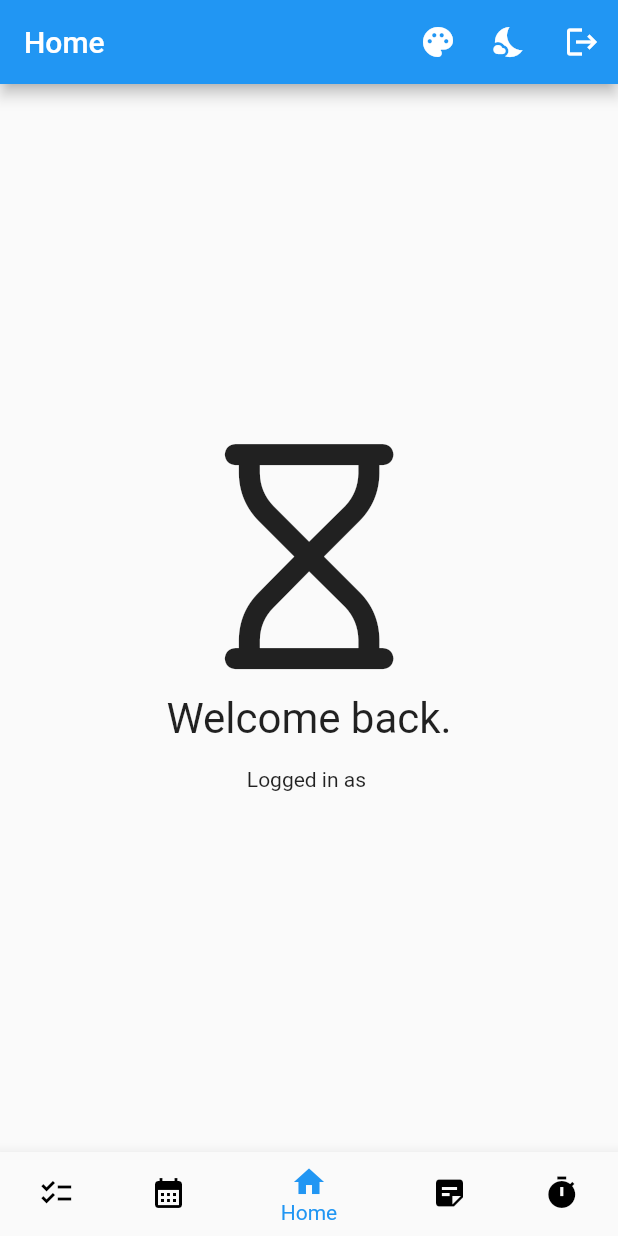
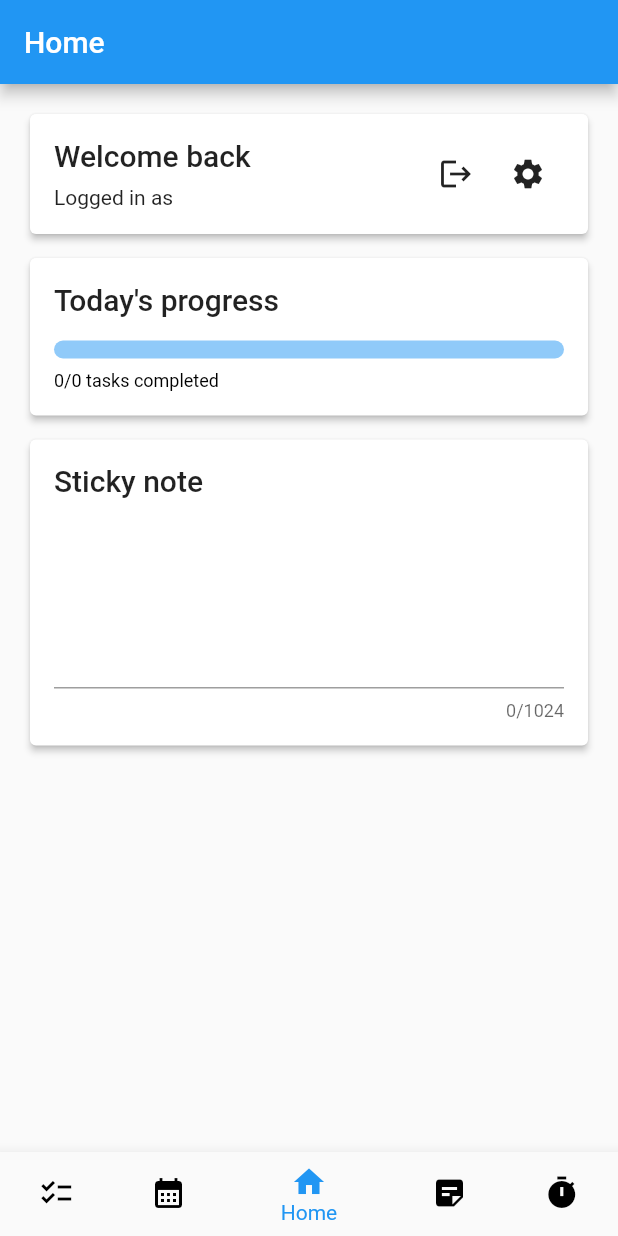
Before and after one commit to ClubiNew/Tempus, a Flutter app: the screen it shows once a user with an empty profile is signed in, on a phone screen of 412 x 824 dp. Run offline on Flutter 3.47's test engine with Material 2 defaults, Android fonts, the phone set to English and light mode, and no system bars; our stand-ins replace cloud_firestore, firebase_auth, firebase_core, font_awesome_flutter, google_sign_in; accounts and stored records are empty.

Commit message:
home page settings + progress + sticky note

```diff
--- a/lib/main.dart
+++ b/lib/main.dart
@@ -1,3 +1,4 @@
+import 'package:firebase_auth/firebase_auth.dart';
 import 'package:flutter/material.dart';
 import 'package:firebase_core/firebase_core.dart';
 import 'firebase_options.dart';
@@ -27,33 +28,39 @@ class App extends StatelessWidget {
         mountSpinner: true,
         builder: (context, snapshot) => StreamBuilder(
           stream: AuthService().userStream,
-          builder: (context, snapshot) => RequestBuilder(
+          builder: (BuildContext context, AsyncSnapshot<User?> snapshot) =>
+              RequestBuilder<User?>(
             snapshot: snapshot,
             mountSpinner: true,
             builder: (context, snapshot) {
               if (!snapshot.hasData) {
                 return const LoginScreen();
               } else {
-                return FutureBuilder(
-                  future: SettingsService().getSettings(),
-                  builder: (context, snapshot) => RequestBuilder(
-                    snapshot: snapshot,
-                    mountSpinner: true,
-                    builder: (context, snapshot) {
-                      UserSettings settings = snapshot.data as UserSettings;
-                      return MultiProvider(
-                        providers: [
-                          ChangeNotifierProvider(
-                            create: (context) => ThemeState(
-                              settings.isDarkTheme,
-                              settings.colorTheme,
-                            ),
-                          ),
-                        ],
-                        child: const ThemedApp(),
-                      );
-                    },
-                  ),
+                return StreamProvider(
+                  create: (context) =>
+                      SettingsService().getSettings(snapshot.data!.uid),
+                  initialData: UserSettings(),
+                  builder: (context, _) {
+                    UserSettings settings = Provider.of<UserSettings>(context);
+                    ColorOption selectedColor =
+                        colorOptions[settings.colorTheme];
+                    return MaterialApp(
+                      title: "Tempus",
+                      routes: appRoutes,
+                      theme: ThemeData(
+                        colorScheme: ColorScheme.fromSwatch(
+                          primarySwatch: selectedColor.primaryColor,
+                          accentColor: settings.isDarkTheme
+                              ? selectedColor.accentColor
+                              : selectedColor.primaryColor,
+                          brightness: settings.isDarkTheme
+                              ? Brightness.dark
+                              : Brightness.light,
+                        ),
+                        fontFamily: 'Roboto',
+                      ),
+                    );
+                  },
                 );
               }
             },
@@ -63,17 +70,3 @@ class App extends StatelessWidget {
     );
   }
 }
-
-class ThemedApp extends StatelessWidget {
-  const ThemedApp({Key? key}) : super(key: key);
-
-  @override
-  Widget build(BuildContext context) {
-    final themeProvider = Provider.of<ThemeState>(context);
-    return MaterialApp(
-      title: "Tempus",
-      routes: appRoutes,
-      theme: themeProvider.activeTheme,
-    );
-  }
-}
--- a/lib/screens/home/home.dart
+++ b/lib/screens/home/home.dart
@@ -1,85 +1,161 @@
 import 'package:flutter/material.dart';
-import 'package:font_awesome_flutter/font_awesome_flutter.dart';
 import 'package:provider/provider.dart';
+import 'package:tempus/screens/home/settings.dart';
 import 'package:tempus/services/services.dart';
-import 'package:tempus/shared/nav_bar.dart';
-import 'package:tempus/shared/theme.dart';
+import 'package:tempus/shared/progress_bar.dart';
+import 'package:tempus/shared/shared.dart';
 
-class HomeScreen extends StatelessWidget {
-  HomeScreen({Key? key}) : super(key: key);
-  final SettingsService settingsService = SettingsService();
+class HomeScreen extends StatefulWidget {
+  const HomeScreen({Key? key}) : super(key: key);
+
+  @override
+  State<HomeScreen> createState() => _HomeScreenState();
+}
+
+class _HomeScreenState extends State<HomeScreen> {
+  final AuthService _authService = AuthService();
+  final SettingsService _settingsService = SettingsService();
+
+  final TextEditingController _controller = TextEditingController();
+  final FocusNode _focusNode = FocusNode();
+
+  late UserSettings settings;
+  bool saved = true;
+
+  @override
+  void initState() {
+    super.initState();
+    _focusNode.addListener(() {
+      if (!_focusNode.hasFocus) {
+        settings.stickyNote = _controller.text;
+        _settingsService.updateSettings(settings);
+        saved = true;
+      } else {
+        saved = false;
+      }
+    });
+  }
+
+  @override
+  void dispose() {
+    _controller.dispose();
+    _focusNode.dispose();
+    super.dispose();
+  }
 
   @override
   Widget build(BuildContext context) {
-    var themeProvider = Provider.of<ThemeState>(context);
+    settings = Provider.of<UserSettings>(context);
+    ThemeData theme = Theme.of(context);
+
+    if (!_focusNode.hasFocus && saved) {
+      _controller.text = settings.stickyNote;
+    }
+
     return Scaffold(
       appBar: AppBar(
         title: const Text("Home"),
         automaticallyImplyLeading: false,
         centerTitle: false,
-        actions: [
-          PopupMenuButton<ColorOption>(
-            tooltip: "Change colour",
-            icon: const Icon(Icons.palette),
-            onSelected: (ColorOption option) {
-              int colorTheme = colorOptions.indexOf(option);
-              settingsService.updateSettings(UserSettings(
-                isDarkTheme: themeProvider.isDarkTheme,
-                colorTheme: colorTheme,
-              ));
-              themeProvider.setColor(colorTheme);
-            },
-            itemBuilder: (context) => colorOptions
-                .map(
-                  (option) => PopupMenuItem<ColorOption>(
-                    value: option,
-                    child: Text(option.name),
       ),
-                )
-                .toList(),
+      body: GestureDetector(
+        onTap: _focusNode.unfocus,
+        child: ListView(
+          children: [
+            const SizedBox(height: 12.0),
+            PaddedCard(
+              child: Row(
+                mainAxisAlignment: MainAxisAlignment.spaceBetween,
+                children: [
+                  Column(
+                    crossAxisAlignment: CrossAxisAlignment.start,
+                    children: [
+                      Text(
+                        "Welcome back",
+                        style: theme.textTheme.titleLarge,
                       ),
-          IconButton(
-            tooltip: themeProvider.isDarkTheme ? "Light mode" : "Dark mode",
-            icon: themeProvider.isDarkTheme
-                ? const Icon(Icons.light_mode)
-                : const Icon(Icons.nights_stay),
-            onPressed: () {
-              bool isDarkTheme = themeProvider.isDarkTheme;
-              settingsService.updateSettings(UserSettings(
-                isDarkTheme: !isDarkTheme,
-                colorTheme: themeProvider.colorTheme,
-              ));
-              themeProvider.setDarkMode(!isDarkTheme);
-            },
+                      const SizedBox(height: 8),
+                      Text("Logged in as ${_authService.getUsername()}"),
+                    ],
                   ),
+                  Row(
+                    children: [
                       IconButton(
                         icon: const Icon(Icons.logout),
                         tooltip: "Logout",
-            onPressed: () {
-              AuthService().signOut();
-            },
+                        onPressed: _authService.signOut,
+                      ),
+                      IconButton(
+                        icon: const Icon(Icons.settings),
+                        tooltip: "Settings",
+                        onPressed: () => Navigator.of(context).push(
+                          MaterialPageRoute(
+                            builder: (context) => const SettingsScreen(),
+                          ),
+                        ),
+                      ),
+                    ],
                   )
                 ],
               ),
-      body: Center(
+            ),
+            PaddedCard(
               child: Column(
-          mainAxisAlignment: MainAxisAlignment.center,
-          crossAxisAlignment: CrossAxisAlignment.center,
+                crossAxisAlignment: CrossAxisAlignment.start,
                 children: [
-            const Icon(
-              FontAwesomeIcons.hourglass,
-              size: 150,
+                  Text(
+                    "Today's progress",
+                    style: theme.textTheme.titleLarge,
                   ),
-            const Padding(
-              padding: EdgeInsets.all(16.0),
-              child: Text(
-                "Welcome back.",
-                textScaleFactor: 2,
+                  const SizedBox(height: 8),
+                  FutureBuilder<List<Task>>(
+                    future: TasksService().getTasks(DateTime.now()),
+                    builder: (context, snapshot) => RequestBuilder<List<Task>>(
+                      snapshot: snapshot,
+                      builder: (context, snapshot) {
+                        List<Task> tasks = snapshot.data!;
+                        int completedTasks =
+                            tasks.where((task) => task.completed).length;
+
+                        return Column(
+                          crossAxisAlignment: CrossAxisAlignment.start,
+                          children: [
+                            ProgressBar(
+                              value: tasks.isNotEmpty
+                                  ? completedTasks / tasks.length
+                                  : 0.0,
+                            ),
+                            Text(
+                                "$completedTasks/${tasks.length} tasks completed",
+                                style: theme.textTheme.labelMedium),
+                          ],
+                        );
+                      },
                     ),
                   ),
+                ],
+              ),
+            ),
+            PaddedCard(
+              child: Column(
+                crossAxisAlignment: CrossAxisAlignment.start,
+                children: [
                   Text(
-              "Logged in as ${AuthService().getUsername()}",
+                    "Sticky note",
+                    style: theme.textTheme.titleLarge,
                   ),
+                  const SizedBox(height: 8),
+                  TextField(
+                    controller: _controller,
+                    focusNode: _focusNode,
+                    minLines: 5,
+                    maxLines: null,
+                    maxLength: 1024,
+                  ),
+                ],
+              ),
+            ),
+            const SizedBox(height: 12.0),
           ],
         ),
       ),
--- a/lib/screens/tasks/task_item.dart
+++ b/lib/screens/tasks/task_item.dart
@@ -30,10 +30,9 @@ class _TaskItemState extends State<TaskItem> {
   @override
   void initState() {
     super.initState();
-    String originalText = widget.task.detail;
-    _controller = TextEditingController(text: originalText);
+    _controller = TextEditingController(text: widget.task.detail);
     _focusNode.addListener(() {
-      if (!_focusNode.hasFocus && _controller.text != originalText) {
+      if (!_focusNode.hasFocus) {
         widget.task.detail = _controller.text.length > 512
             ? _controller.text.substring(0, 512)
             : _controller.text;
--- a/lib/services/firestore/models.dart
+++ b/lib/services/firestore/models.dart
@@ -27,10 +27,12 @@ class Task {
 class UserSettings {
   bool isDarkTheme;
   int colorTheme;
+  String stickyNote;
 
   UserSettings({
     this.isDarkTheme = false,
     this.colorTheme = 0,
+    this.stickyNote = '',
   });
 
   factory UserSettings.fromJson(Map<String, dynamic> json) =>
--- /dev/null
+++ b/lib/shared/padded_card.dart
@@ -0,0 +1,27 @@
+import 'package:flutter/material.dart';
+
+class PaddedCard extends StatelessWidget {
+  const PaddedCard({
+    required this.child,
+    this.padding = const EdgeInsets.all(16.0),
+    Key? key,
+  }) : super(key: key);
+
+  final EdgeInsetsGeometry padding;
+  final Widget child;
+
+  @override
+  Widget build(BuildContext context) {
+    return Container(
+      width: MediaQuery.of(context).size.width - 32.0,
+      padding: const EdgeInsets.fromLTRB(16.0, 4.0, 16.0, 4.0),
+      child: Card(
+        elevation: 2,
+        child: Container(
+          padding: padding,
+          child: child,
+        ),
+      ),
+    );
+  }
+}
--- /dev/null
+++ b/lib/shared/progress_bar.dart
@@ -0,0 +1,49 @@
+import 'package:flutter/material.dart';
+
+class ProgressBar extends StatelessWidget {
+  const ProgressBar({
+    super.key,
+    required this.value,
+  });
+
+  final double value;
+
+  @override
+  Widget build(BuildContext context) {
+    return LayoutBuilder(
+      builder: (BuildContext context, BoxConstraints box) {
+        return Container(
+          padding: const EdgeInsets.only(top: 8.0, bottom: 8.0),
+          width: box.maxWidth,
+          child: Stack(
+            children: [
+              Container(
+                height: 12,
+                decoration: BoxDecoration(
+                  color: Theme.of(context).colorScheme.background,
+                  borderRadius: const BorderRadius.all(
+                    Radius.circular(12),
+                  ),
+                ),
+              ),
+              Container(
+                height: 12,
+                width: box.maxWidth * _floor(value),
+                decoration: BoxDecoration(
+                  color: Theme.of(context).colorScheme.primary,
+                  borderRadius: const BorderRadius.all(
+                    Radius.circular(12),
+                  ),
+                ),
+              ),
+            ],
+          ),
+        );
+      },
+    );
+  }
+
+  _floor(double value, [min = 0.0]) {
+    return value.sign <= min ? min : value;
+  }
+}
--- a/lib/shared/shared.dart
+++ b/lib/shared/shared.dart
@@ -1,4 +1,5 @@
 export 'date.dart';
 export 'loading.dart';
 export 'nav_bar.dart';
+export 'padded_card.dart';
 export 'theme.dart';
--- a/lib/shared/theme.dart
+++ b/lib/shared/theme.dart
@@ -14,33 +14,3 @@ List<ColorOption> colorOptions = [
   ColorOption("Orange", Colors.orange, Colors.orangeAccent),
   ColorOption("Purple", Colors.deepPurple, Colors.deepPurpleAccent),
 ];
-
-class ThemeState extends ChangeNotifier {
-  ThemeState(this.isDarkTheme, this.colorTheme);
-  bool isDarkTheme;
-  int colorTheme;
-
-  ThemeData get activeTheme {
-    ColorOption selectedColor = colorOptions[colorTheme];
-    return ThemeData(
-      colorScheme: ColorScheme.fromSwatch(
-        primarySwatch: selectedColor.primaryColor,
-        accentColor: isDarkTheme
-            ? selectedColor.accentColor
-            : selectedColor.primaryColor,
-        brightness: isDarkTheme ? Brightness.dark : Brightness.light,
-      ),
-      fontFamily: 'Roboto',
-    );
-  }
-
-  void setDarkMode(bool isDarkTheme) {
-    this.isDarkTheme = isDarkTheme;
-    notifyListeners();
-  }
-
-  void setColor(int colorTheme) {
-    this.colorTheme = colorTheme;
-    notifyListeners();
-  }
-}
```
Also changed, not shown: lib/screens/home/settings.dart (added, +88 -0 lines), lib/screens/login/sms_login.dart (+10 -6 lines), lib/screens/tasks/tasks.dart (+4 -3 lines), lib/services/firestore/settings.dart (+6 -8 lines), lib/services/firestore/tasks.dart (+19 -11 lines), lib/shared/loading.dart (+5 -2 lines), lib/services/firestore/models.g.dart. Lines whose indentation alone changed are shown as unchanged.
